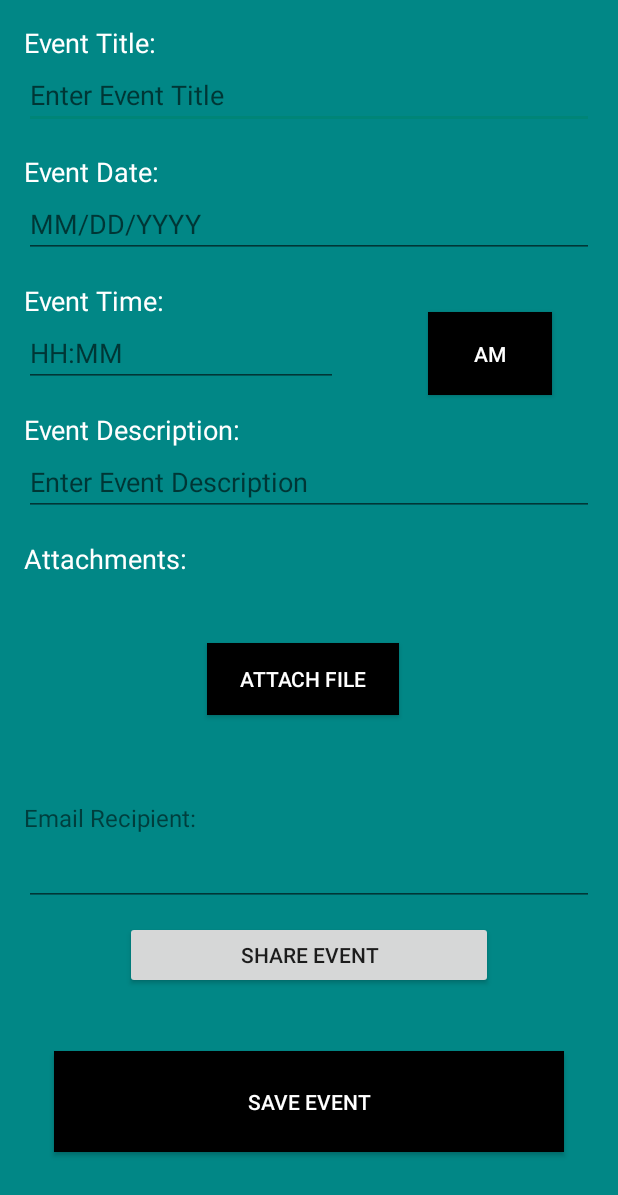
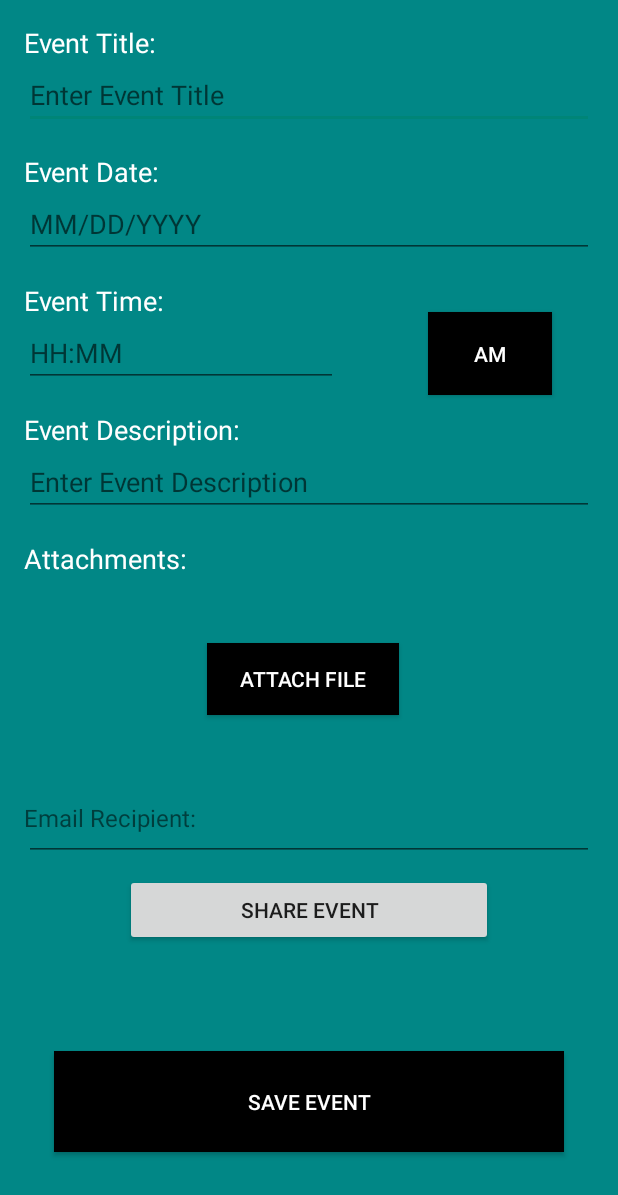
Before and after one commit to hasibayoubi/Project2, an Android app: the NewEvent screen opened directly, with no data from a screen before it, on a phone screen of 412 x 824 dp. Shown: the top 1195 px of the screen. Run offline under Robolectric (Android 15) with nearby library versions, the phone set to English and light mode, and no system bars; our stand-ins replace Firebase (no records; nobody signed in at launch, a user with empty details on screens opened directly); Roboto replaces fonts that are not available here.

Commit message:
fixed activity_newevent.xml

```diff
--- a/app/src/main/res/layout/activity_newevent.xml
+++ b/app/src/main/res/layout/activity_newevent.xml
@@ -146,21 +146,19 @@
         android:layout_alignParentStart="true"
         android:layout_alignParentEnd="true"
         android:layout_marginStart="16dp"
-        android:layout_marginTop="82dp"
+        android:layout_marginTop="52dp"
         android:layout_marginEnd="16dp" />
 
     <Button
         android:id="@+id/buttonShareEvent"
         android:layout_width="245dp"
         android:layout_height="wrap_content"
-        android:layout_above="@+id/buttonSaveEvent"
         android:layout_below="@+id/buttonAttachFile"
         android:layout_alignParentStart="true"
         android:layout_alignParentEnd="true"
         android:layout_marginStart="83dp"
-        android:layout_marginTop="137dp"
+        android:layout_marginTop="106dp"
         android:layout_marginEnd="83dp"
-        android:layout_marginBottom="41dp"
         android:text="Share Event" />
 
     <Button
```
